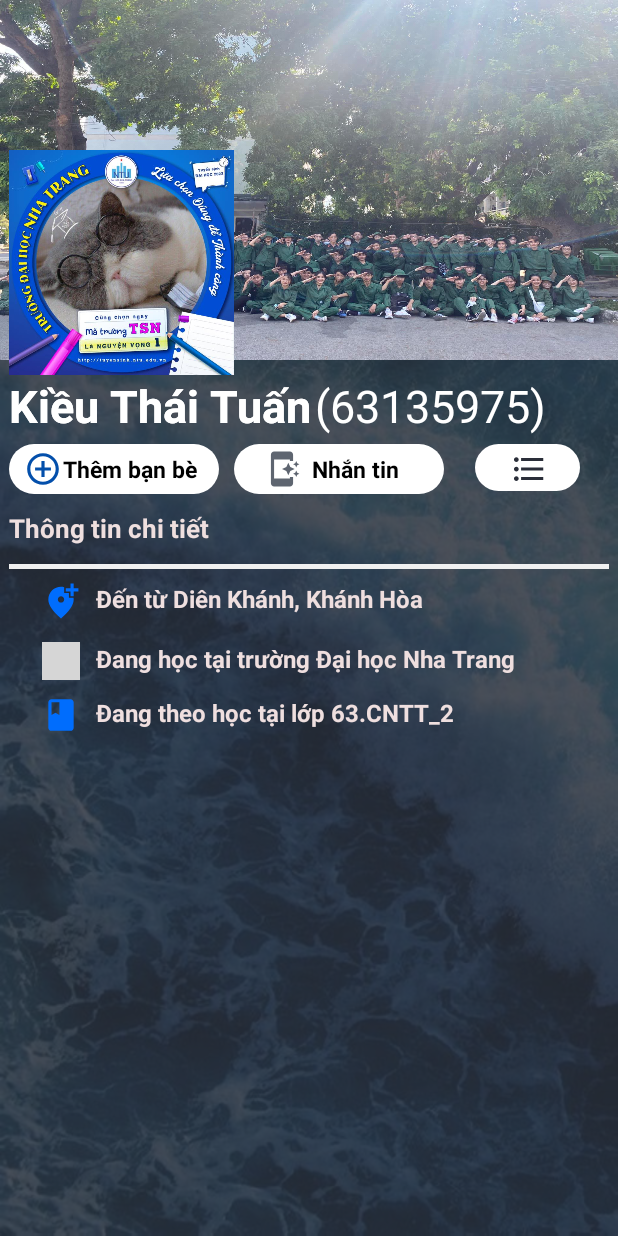
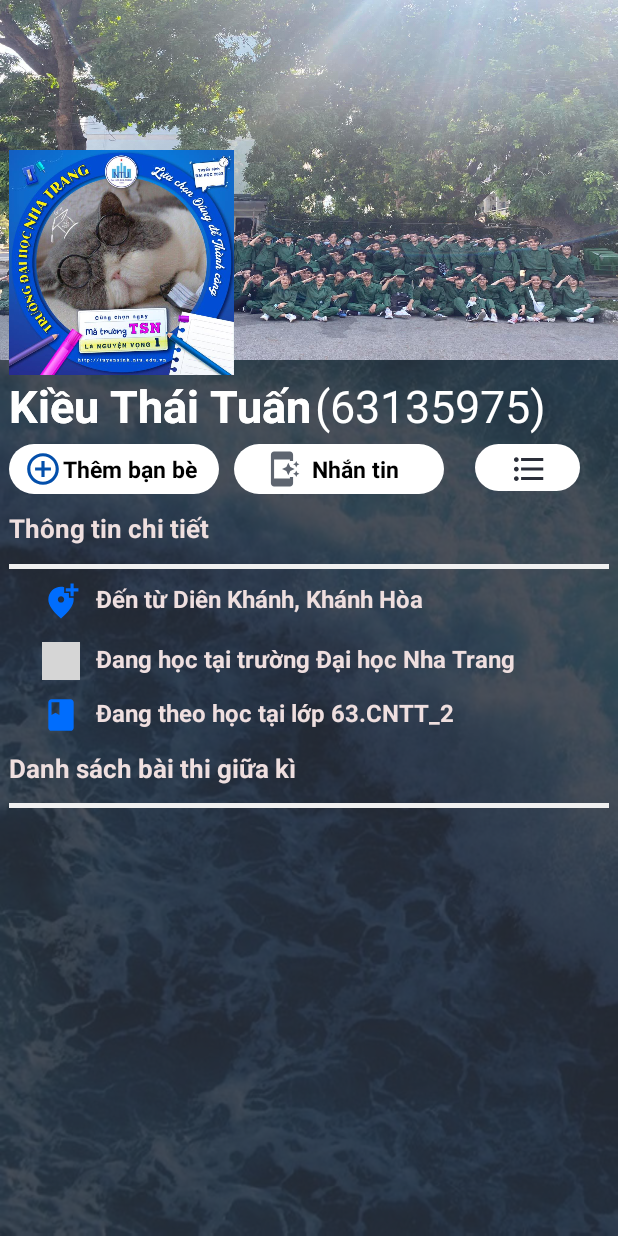
Before and after one commit to HenryMontage/63135975-AndroidProgramming, an Android app: the layout activity_main.xml on its own in the app's theme, with its tools: preview values and no code run, on a phone screen of 412 x 824 dp. Run offline under Robolectric (Android 15) with nearby library versions, the phone set to English and light mode, and no system bars; grey boxes are pictures that could not be loaded.

Commit message:
thiet lap danh sach bai thi giua ki

```diff
--- a/ntu_63135975/Cau3_AppGioiThieuBanThan/app/src/main/res/layout/activity_main.xml
+++ b/ntu_63135975/Cau3_AppGioiThieuBanThan/app/src/main/res/layout/activity_main.xml
@@ -230,6 +230,26 @@
             app:layout_constraintStart_toStartOf="parent"
             app:layout_constraintTop_toTopOf="parent" />
 
+        <TextView
+            android:layout_width="wrap_content"
+            android:layout_height="wrap_content"
+            android:layout_marginStart="6dp"
+            android:layout_marginTop="500dp"
+            android:text="Danh sách bài thi giữa kì"
+            android:textColor="#EFDFDF"
+            android:textSize="17dp"
+            android:textStyle="bold"
+            app:layout_constraintStart_toStartOf="parent"
+            app:layout_constraintTop_toTopOf="parent" />
+
+        <TextView
+            android:layout_width="400dp"
+            android:layout_height="3dp"
+            android:layout_marginStart="6dp"
+            android:layout_marginTop="535dp"
+            android:background="#f0f0f0"
+            app:layout_constraintStart_toStartOf="parent"
+            app:layout_constraintTop_toTopOf="parent" />
 
 
     </androidx.constraintlayout.widget.ConstraintLayout>
```
